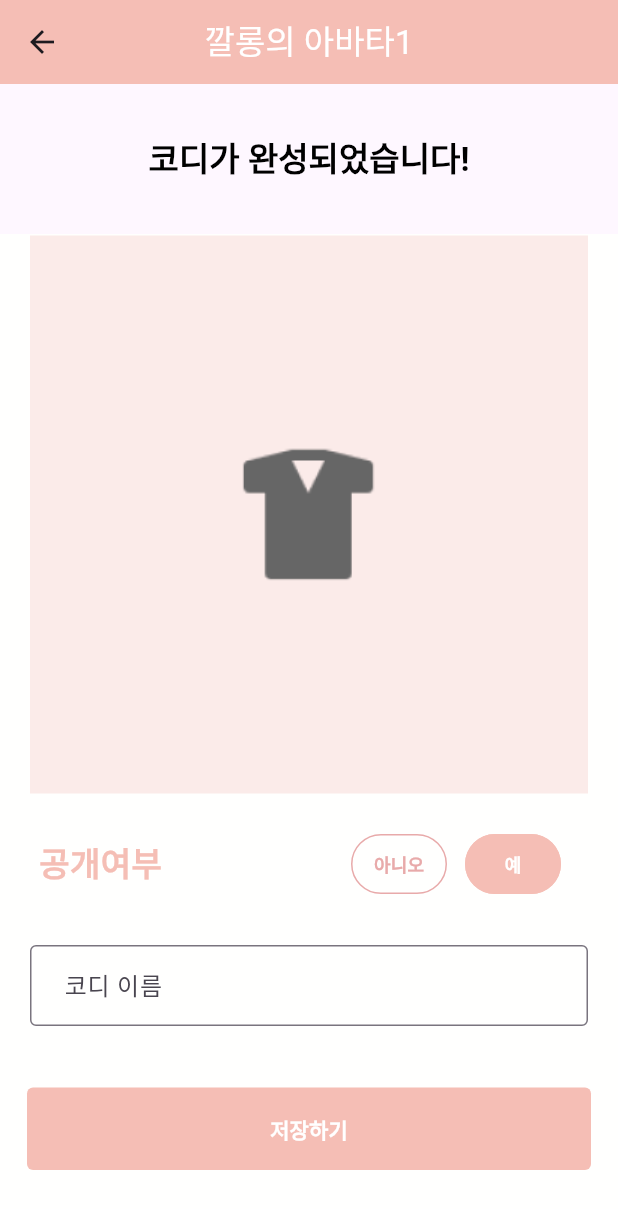
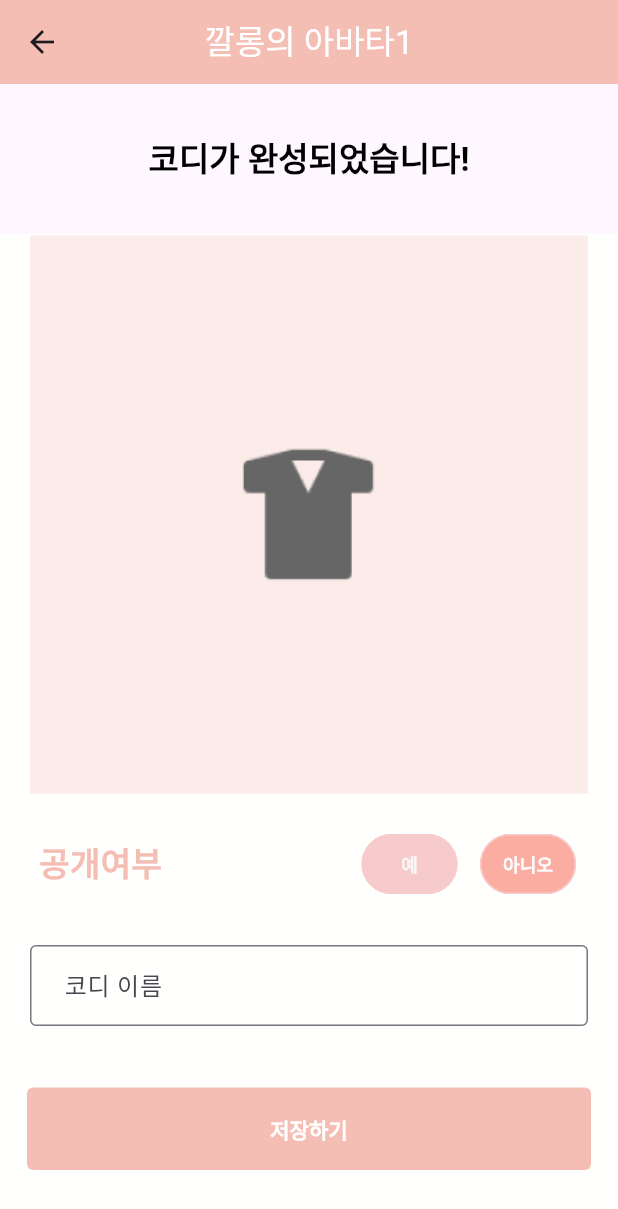
Before and after one commit to keystore2077/SSAFY_kkalong, a Flutter app: the NamedAvata screen opened directly, after a tap on "아니오", on a phone screen of 412 x 824 dp. Shown: the top 1209 px of the screen. Run offline on Flutter 3.47's test engine with Material 3 defaults, Android fonts, the phone set to English and light mode, and no system bars; our stand-ins replace camera, dio, dropdown_button2, flutter_secure_storage, image_picker; accounts and stored records are empty; Roboto replaces fonts that are missing (Pretendard).

Commit message:
공개여부버튼수정

```diff
--- a/frontend/lib/avata/namedavata.dart
+++ b/frontend/lib/avata/namedavata.dart
@@ -15,6 +15,8 @@ class NamedAvata extends StatefulWidget {
 }
 
 class NamedAvataState extends State<NamedAvata> {
+  bool isSelectedYes = false;
+  bool isSelectedNo = false;
   TextEditingController controller = TextEditingController();
   @override
   void initState() {
@@ -140,15 +142,104 @@ class NamedAvataState extends State<NamedAvata> {
                           ),
                         ),
                         const Spacer(),
+                        // Padding(
+                        //   padding: const EdgeInsets.fromLTRB(30, 1, 10, 10),
+                        //   child: TextButton(
+                        //     onPressed: () {},
+                        //     style: TextButton.styleFrom(
+                        //       foregroundColor:
+                        //           const Color.fromARGB(255, 232, 170, 170),
+                        //       side: const BorderSide(
+                        //           color: Color.fromARGB(255, 232, 170, 170),
+                        //           width: 1.0),
+                        //       shape: RoundedRectangleBorder(
+                        //         borderRadius: BorderRadius.circular(20.0),
+                        //       ),
+                        //     ),
+                        //     child: const Text(
+                        //       '아니오',
+                        //       style: TextStyle(
+                        //         fontSize: 12,
+                        //         fontWeight: FontWeight.w600,
+                        //       ),
+                        //     ),
+                        //   ),
+                        // ),
+                        // Padding(
+                        //   padding: const EdgeInsets.fromLTRB(5, 1, 10, 10),
+                        //   child: TextButton(
+                        //     onPressed: () {},
+                        //     style: TextButton.styleFrom(
+                        //       foregroundColor:
+                        //           const Color.fromARGB(255, 232, 170, 170),
+                        //       side: const BorderSide(
+                        //           color: Color.fromARGB(255, 232, 170, 170),
+                        //           width: 1.0),
+                        //       shape: RoundedRectangleBorder(
+                        //         borderRadius: BorderRadius.circular(20.0),
+                        //       ),
+                        //     ),
+                        //     child: const Text(
+                        //       '예',
+                        //       style: TextStyle(
+                        //         fontSize: 12,
+                        //         fontWeight: FontWeight.w600,
+                        //       ),
+                        //     ),
+                        //   ),
+                        // ),
                         Padding(
                           padding: const EdgeInsets.fromLTRB(30, 1, 10, 10),
                           child: TextButton(
-                            onPressed: () {},
+                            onPressed: () {
+                              setState(() {
+                                isSelectedYes = true;
+                                isSelectedNo =
+                                    false; // '예' 버튼을 선택하면 '아니오' 버튼은 선택되지 않도록 설정
+                              });
+                            },
                             style: TextButton.styleFrom(
-                              foregroundColor:
-                                  const Color.fromARGB(255, 232, 170, 170),
+                              foregroundColor: isSelectedYes
+                                  ? Color.fromARGB(255, 254, 253, 253)
+                                  : Color.fromARGB(255, 250, 246, 246),
+                              backgroundColor: isSelectedYes
+                                  ? Color.fromARGB(255, 251, 173, 161)
+                                  : Color.fromARGB(255, 247, 203, 203),
                               side: const BorderSide(
-                                  color: Color.fromARGB(255, 232, 170, 170),
+                                  color: Color.fromARGB(255, 247, 203, 203),
+                                  width: 1.0),
+                              shape: RoundedRectangleBorder(
+                                borderRadius: BorderRadius.circular(20.0),
+                              ),
+                            ),
+                            child: const Text(
+                              '예',
+                              style: TextStyle(
+                                fontSize: 12,
+                                fontWeight: FontWeight.w600,
+                              ),
+                            ),
+                          ),
+                        ),
+                        Padding(
+                          padding: const EdgeInsets.fromLTRB(5, 1, 10, 10),
+                          child: TextButton(
+                            onPressed: () {
+                              setState(() {
+                                isSelectedYes =
+                                    false; // '아니오' 버튼을 선택하면 '예' 버튼은 선택되지 않도록 설정
+                                isSelectedNo = true;
+                              });
+                            },
+                            style: TextButton.styleFrom(
+                              foregroundColor: isSelectedNo
+                                  ? Color.fromARGB(255, 254, 253, 253)
+                                  : Color.fromARGB(255, 252, 247, 247),
+                              backgroundColor: isSelectedNo
+                                  ? Color.fromARGB(255, 251, 173, 161)
+                                  : const Color.fromARGB(255, 247, 203, 203),
+                              side: const BorderSide(
+                                  color: Color.fromARGB(255, 247, 203, 203),
                                   width: 1.0),
                               shape: RoundedRectangleBorder(
                                 borderRadius: BorderRadius.circular(20.0),
@@ -163,34 +254,30 @@ class NamedAvataState extends State<NamedAvata> {
                             ),
                           ),
                         ),
-                        Padding(
-                          padding: const EdgeInsets.fromLTRB(2, 1, 20, 10),
-                          child: OutlinedButton(
-                            onPressed: () {
-                              Navigator.push(
-                                context,
-                                MaterialPageRoute(
-                                    builder: (context) => const NamedAvata()),
-                              );
-                            },
-                            style: OutlinedButton.styleFrom(
-                              backgroundColor: const Color(0xFFF5BEB5),
-                              foregroundColor: Colors.white,
-                              side: const BorderSide(
-                                  color: Color(0xFFF5BEB5), width: 1.0),
-                              shape: RoundedRectangleBorder(
-                                borderRadius: BorderRadius.circular(20.0),
-                              ),
-                            ),
-                            child: const Text(
-                              '예',
-                              style: TextStyle(
-                                fontSize: 12,
-                                fontWeight: FontWeight.w600,
-                              ),
-                            ),
-                          ),
-                        ),
+
+                        // Padding(
+                        //   padding: const EdgeInsets.fromLTRB(5, 1, 10, 10),
+                        //   child: TextButton(
+                        //     onPressed: () {},
+                        //     style: TextButton.styleFrom(
+                        //       foregroundColor:
+                        //           const Color.fromARGB(255, 232, 170, 170),
+                        //       side: const BorderSide(
+                        //           color: Color.fromARGB(255, 232, 170, 170),
+                        //           width: 1.0),
+                        //       shape: RoundedRectangleBorder(
+                        //         borderRadius: BorderRadius.circular(20.0),
+                        //       ),
+                        //     ),
+                        //     child: const Text(
+                        //       '예',
+                        //       style: TextStyle(
+                        //         fontSize: 12,
+                        //         fontWeight: FontWeight.w600,
+                        //       ),
+                        //     ),
+                        //   ),
+                        // ),
                       ],
                     ),
                   ),
--- a/frontend/lib/user/mypage.dart
+++ b/frontend/lib/user/mypage.dart
@@ -221,7 +221,14 @@ class MyPageState extends State<MyPage> {
           ),
           centerTitle: true,
           elevation: 0,
-          leading: const Text(''),
+          actions: [
+            IconButton(
+              icon: Icon(
+                Icons.send,
+              ),
+              onPressed: () {},
+            ),
+          ],
         ),
         body:
             // SingleChildScrollView(
```
